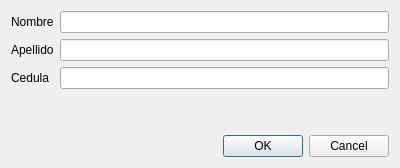
elshaka/AltoNivel, file clienteform.ui: the form before one commit.
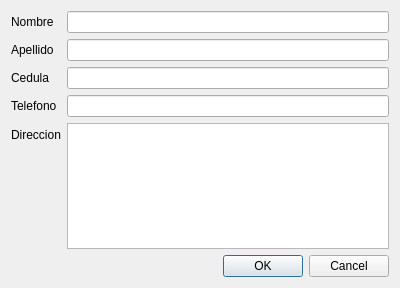
The form after the commit.

```diff
--- a/clienteform.ui
+++ b/clienteform.ui
@@ -7,7 +7,7 @@
     <x>0</x>
     <y>0</y>
     <width>400</width>
-    <height>168</height>
+    <height>288</height>
    </rect>
   </property>
   <property name="windowTitle">
@@ -46,6 +46,26 @@
        </property>
       </widget>
      </item>
+     <item row="3" column="1">
+      <widget class="QLineEdit" name="lineEditTelefono"/>
+     </item>
+     <item row="3" column="0">
+      <widget class="QLabel" name="label_4">
+       <property name="text">
+        <string>Telefono</string>
+       </property>
+      </widget>
+     </item>
+     <item row="4" column="0">
+      <widget class="QLabel" name="label_5">
+       <property name="text">
+        <string>Direccion</string>
+       </property>
+      </widget>
+     </item>
+     <item row="4" column="1">
+      <widget class="QPlainTextEdit" name="plainTextEditDireccion"/>
+     </item>
     </layout>
    </item>
    <item>
```
